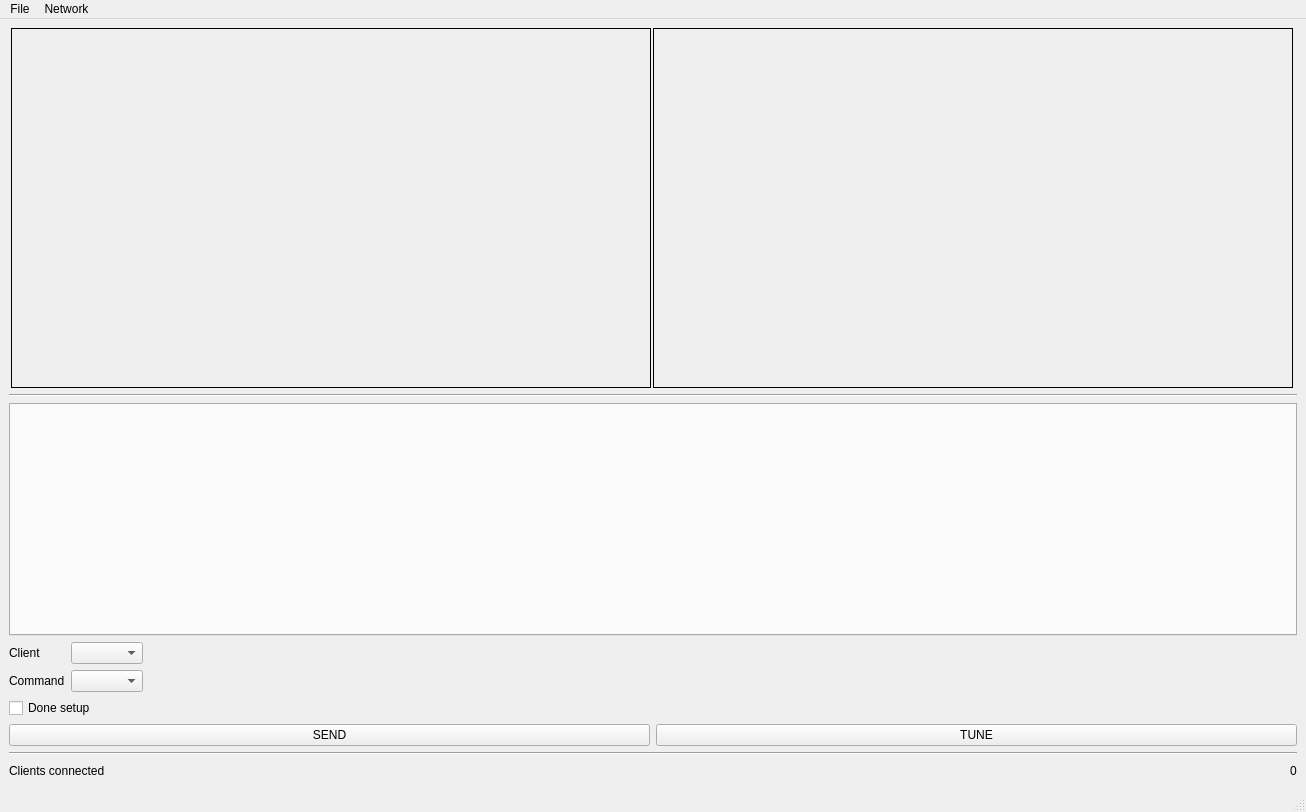
Before: the Qt Designer form Server/ui/mainwindow.ui in MGritsenko/Server, drawn with Qt 5.
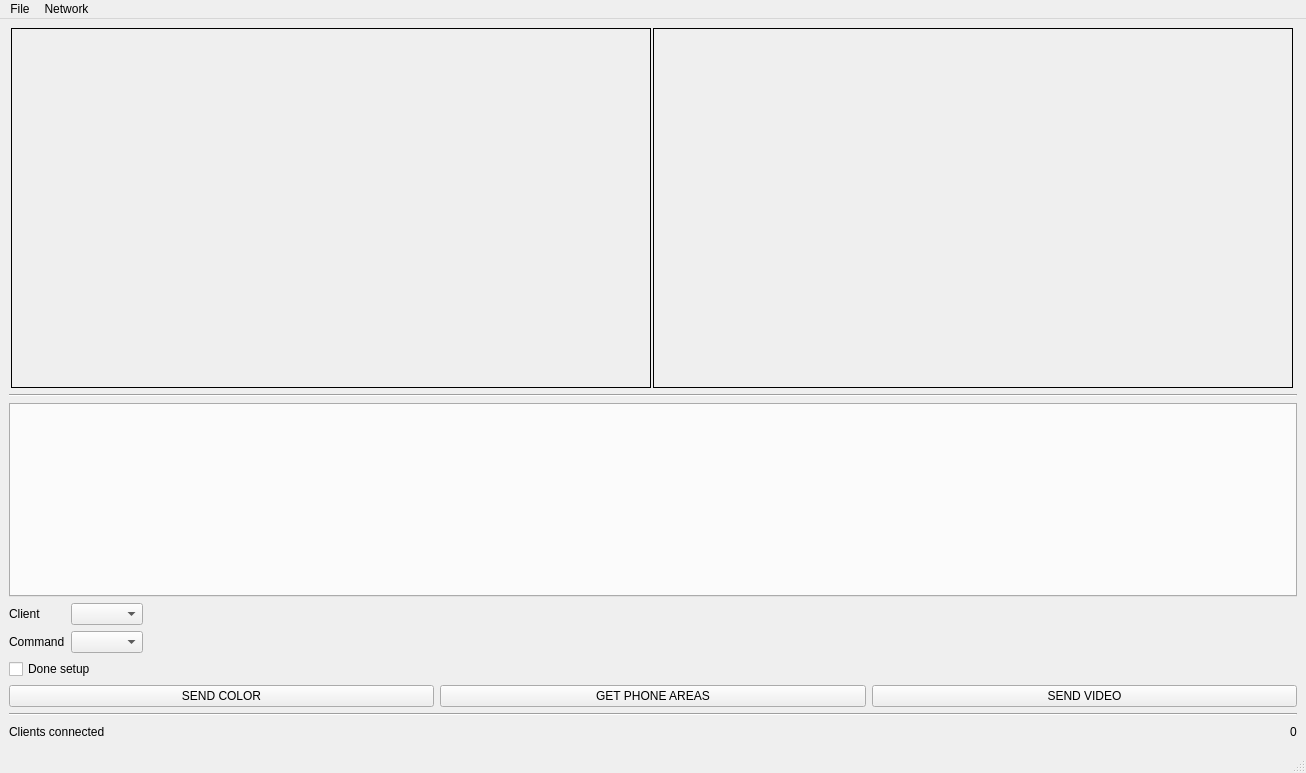
After: the same form once the commit is applied.

```diff
--- a/Server/ui/mainwindow.ui
+++ b/Server/ui/mainwindow.ui
@@ -7,7 +7,7 @@
     <x>0</x>
     <y>0</y>
     <width>1306</width>
-    <height>812</height>
+    <height>773</height>
    </rect>
   </property>
   <property name="windowTitle">
@@ -170,14 +170,21 @@
           <item>
            <widget class="QPushButton" name="sendButton">
             <property name="text">
-             <string>SEND</string>
+             <string>SEND COLOR</string>
             </property>
            </widget>
           </item>
           <item>
            <widget class="QPushButton" name="tuneButton">
             <property name="text">
-             <string>TUNE</string>
+             <string>GET PHONE AREAS</string>
+            </property>
+           </widget>
+          </item>
+          <item>
+           <widget class="QPushButton" name="sendVideoButton">
+            <property name="text">
+             <string>SEND VIDEO</string>
             </property>
            </widget>
           </item>
```
Left out of the diff: 9 changed lines with no effect on the pictures.
